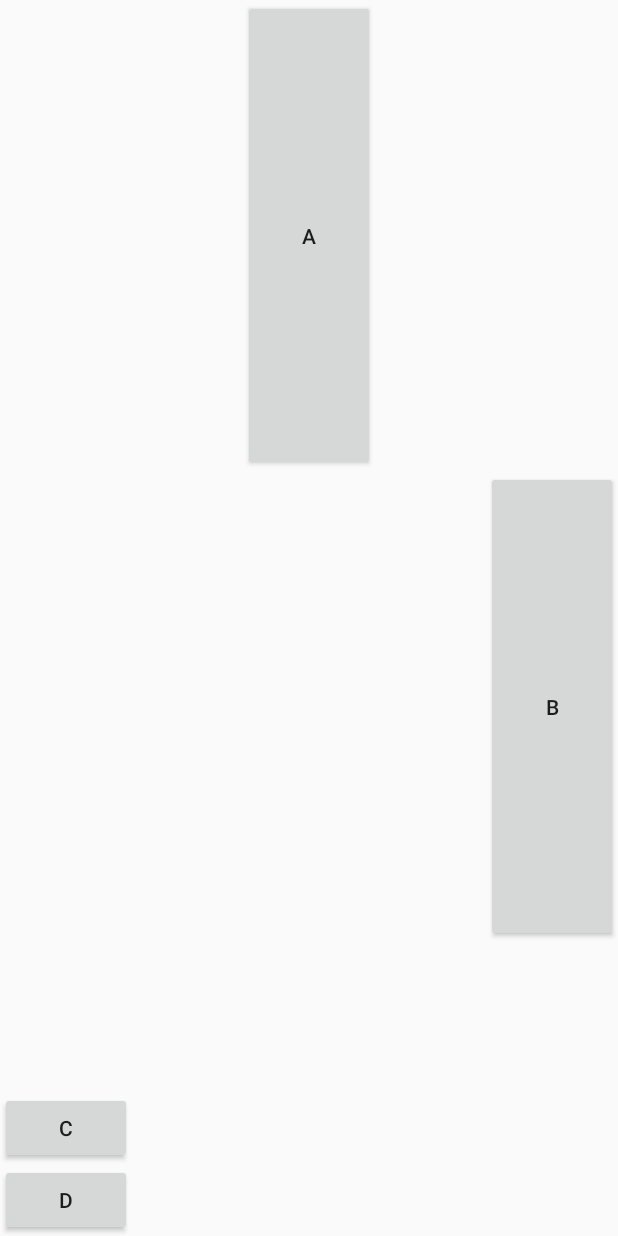
After one commit to CarlosCG2000/androidEsquema, an Android app built with Jetpack Compose: the layout linear_layout.xml on its own in the app's theme, with its tools: preview values and no code run, on a phone screen of 412 x 824 dp. The commit adds this screen. Run offline under Robolectric (Android 15) with nearby library versions, the phone set to English and light mode, and no system bars.

Commit message:
fin 2 clase

```diff
--- /dev/null
+++ b/proyectos/02_layouts/app/src/main/res/layout/linear_layout.xml
@@ -0,0 +1,45 @@
+<?xml version="1.0" encoding="utf-8"?>
+<LinearLayout xmlns:android="http://schemas.android.com/apk/res/android"
+    android:orientation="vertical"
+    android:gravity="bottom"
+    android:layout_width="match_parent"
+    android:layout_height="match_parent">
+
+    <Button
+        android:id="@+id/bt1"
+        android:text="A"
+
+        android:layout_gravity="center"
+
+        android:layout_width="wrap_content"
+        android:layout_height="wrap_content"
+        android:layout_weight=".5"
+    />
+
+    <Button
+        android:id="@+id/bt2"
+        android:text="B"
+
+        android:layout_gravity="end"
+        android:layout_marginBottom="100dp"
+
+        android:layout_width="wrap_content"
+        android:layout_height="wrap_content"
+        android:layout_weight=".5"
+    />
+
+    <Button
+        android:id="@+id/bt3"
+        android:text="C"
+        android:layout_width="wrap_content"
+        android:layout_height="wrap_content"
+    />
+
+    <Button
+        android:id="@+id/bt4"
+        android:text="D"
+        android:layout_width="wrap_content"
+        android:layout_height="wrap_content"
+    />
+
+</LinearLayout>
```
Also changed, not shown: proyectos/02_layouts/app/src/main/java/es/upsa/layouts/screens/FrameLayout.kt (+2 -6 lines), proyectos/02_layouts/app/src/main/java/es/upsa/layouts/screens/LinearLayout.kt (added, +88 -0 lines), 1 other file.
